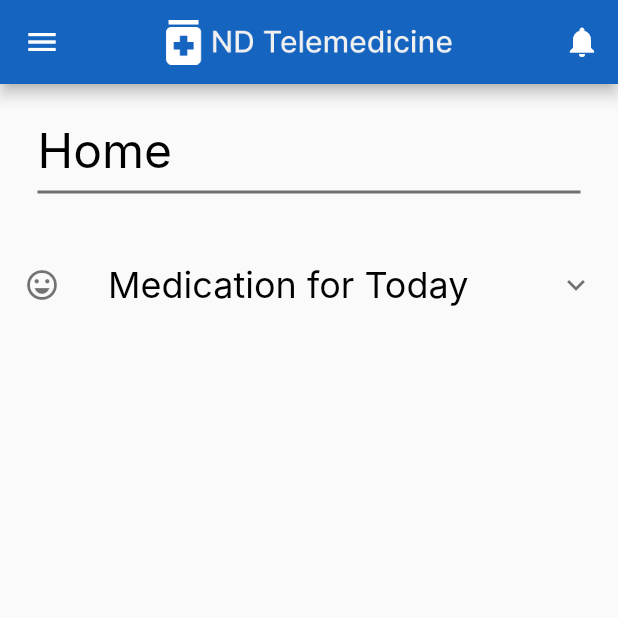
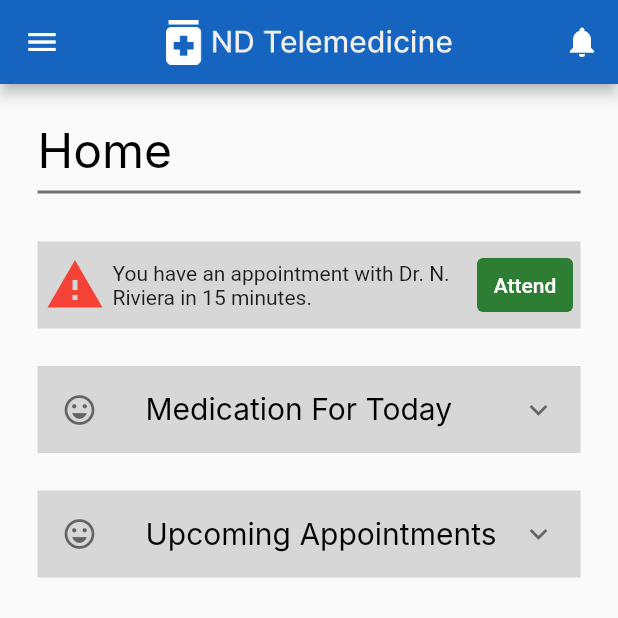
Before and after one commit to Michael-S3935468/NDTelemedicine-Frontend, a Flutter app: the screen it shows after launch, on a phone screen of 412 x 824 dp, the top half of it. Run offline on Flutter 3.47's test engine with Material 2 defaults, Android fonts, the phone set to English and light mode, and no system bars; Roboto replaces fonts that are missing (Inter).

Commit message:
Adds Content to Home Page; - adds list for upcoming appointments - adds margins and padding for content styling

```diff
--- a/ndtelemedicine/lib/main.dart
+++ b/ndtelemedicine/lib/main.dart
@@ -25,6 +25,7 @@ class MyHomePage extends StatelessWidget {
   @override
   Widget build(BuildContext context) {
     return Scaffold(
+      resizeToAvoidBottomInset: false,
       appBar: AppBar(
         backgroundColor: const Color.fromRGBO(21, 101, 192, 1),
           title: SizedBox(
@@ -36,13 +37,14 @@ class MyHomePage extends StatelessWidget {
           IconButton(onPressed: () {}, icon: const Icon(Icons.notifications)),
         ],
       ),
-      body: Column(
+      body: SingleChildScrollView(
+        child: Column(
           children: <Widget>[
-          const SizedBox(height: 25),
-          Row(
+            Container(
+              margin: const EdgeInsets.only(left: 25, right: 25, top: 25),
+              child: Row(
                   mainAxisAlignment: MainAxisAlignment.start,
                   children: const [
-              SizedBox(width: 25),
                     Text('Home',
                         style: TextStyle(
                           color: Colors.black,
@@ -52,32 +54,102 @@ class MyHomePage extends StatelessWidget {
                     ),
                   ]
               ),
+            ),
             const Divider(
               thickness: 2,
               color: Color.fromRGBO(112, 112, 112, 1),
               indent: 25,
               endIndent: 25,
             ),
-          const SizedBox(height: 25),
-          const SizedBox(width: 25),
-          const ExpansionTile(
+
+            // Appointment Widget
+            // TODO: Convert to custom widget to so it can be displayed conditionally and with relevant data
+            Container(
+              margin: const EdgeInsets.all(25),
+              padding: const EdgeInsets.all(5),
+              color: const Color.fromRGBO(215, 215, 216, 1.0),
+              child: Row(
+                mainAxisAlignment: MainAxisAlignment.spaceEvenly,
+                children: [
+                  const Padding(
+                      padding: EdgeInsets.only(right: 5),
+                      child: Icon(Icons.warning_sharp, color: Colors.red, size: 40,)
+                  ),
+                  const Flexible(
+                      child: Text("You have an appointment with Dr. N. Riviera in 15 minutes.")
+                  ),
+                  const Padding(
+                    padding: EdgeInsets.only(left: 5),
+                  ),
+                  TextButton(
+                    style: TextButton.styleFrom(
+                      primary: Colors.white,
+                      backgroundColor: const Color.fromRGBO(45, 125, 50, 1.0),
+                    ),
+                    onPressed: () { },
+                    child: const Text('Attend'),
+                  ),
+                ],
+              ),
+            ),
+
+            // Medication List Widget
+            // TODO: Convert to custom widget to so it can be displayed with user's medication
+            Container(
+              margin: const EdgeInsets.symmetric(horizontal: 25),
+              child: const ExpansionTile(
+
+                collapsedBackgroundColor: Color.fromRGBO(215, 215, 216, 1.0),
+                backgroundColor: Color.fromRGBO(215, 215, 216, 1.0),
                 leading: Icon(Icons.sentiment_very_satisfied),
-            title: Text('Medication for Today',
+                title: Text('Medication For Today',
                     style: TextStyle(
                       color: Colors.black,
-                  fontSize: 24,
+                      fontSize: 20,
                       fontFamily: 'Inter',
                     )
                 ),
                 children: <Widget>[
                   ListTile(title: Text('XYZ')),
+                  ListTile(title: Text('XYZ')),
+                  ListTile(title: Text('XYZ')),
+                  ListTile(title: Text('XYZ')),
+                  ListTile(title: Text('XYZ')),
                 ],
+              ),
+            ),
+
+            // Appointment List Widget
+            // TODO: Convert to custom widget to so it can be displayed with user's appointments
+            Container(
+              margin: const EdgeInsets.all(25),
+              child: const ExpansionTile(
+
+                collapsedBackgroundColor: Color.fromRGBO(215, 215, 216, 1.0),
+                backgroundColor: Color.fromRGBO(215, 215, 216, 1.0),
+                leading: Icon(Icons.sentiment_very_satisfied),
+                title: Text('Upcoming Appointments',
+                    style: TextStyle(
+                      color: Colors.black,
+                      fontSize: 20,
+                      fontFamily: 'Inter',
+                    )
+                ),
+                children: <Widget>[
+                  ListTile(title: Text('XYZ')),
+                  ListTile(title: Text('XYZ')),
+                  ListTile(title: Text('XYZ')),
+                  ListTile(title: Text('XYZ')),
+                  ListTile(title: Text('XYZ')),
+                ],
+              ),
             ),
           ],
         ),
+      ),
+
       drawer: Drawer(
 
-        //drawer Code
         width: MediaQuery.of(context).size.width * 0.77,
         child: Column(
 
```
Lines whose indentation alone changed are shown as unchanged.
